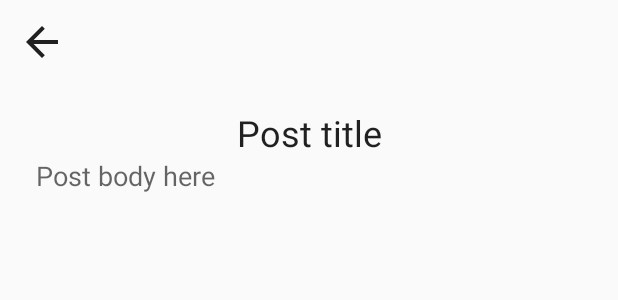
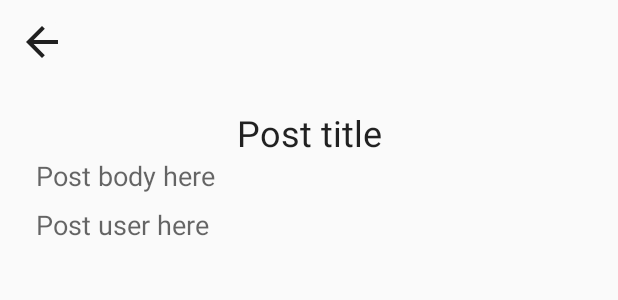
Before and after one commit to annalieks/socialnet, an Android app: the layout fragment_post_detail.xml on its own in the app's theme, with its tools: preview values and no code run, on a phone screen of 412 x 824 dp. Shown: the top 300 px of the screen. Run offline under Robolectric (Android 15) with nearby library versions, the phone set to English and light mode, and no system bars.

Commit message:
Fix layout

```diff
--- a/app/src/main/res/layout/fragment_post_detail.xml
+++ b/app/src/main/res/layout/fragment_post_detail.xml
@@ -73,7 +73,7 @@
 
                 <TextView
                     android:id="@+id/post_detail_title"
-                    android:layout_width="match_parent"
+                    android:layout_width="0dp"
                     android:layout_height="wrap_content"
                     android:layout_marginStart="@dimen/margin_small"
                     android:layout_marginEnd="@dimen/margin_small"
@@ -83,6 +83,7 @@
                     android:text="@{viewModel.post.title}"
                     android:textAppearance="?attr/textAppearanceHeadline5"
                     app:layout_constraintEnd_toEndOf="parent"
+                    app:layout_constraintHeight_default="wrap"
                     app:layout_constraintHorizontal_bias="1.0"
                     app:layout_constraintStart_toStartOf="parent"
                     app:layout_constraintTop_toTopOf="parent"
@@ -91,17 +92,31 @@
                 <TextView
                     android:id="@+id/post_body"
                     style="?android:attr/textAppearanceMedium"
-                    android:layout_width="0dp"
+                    android:layout_width="match_parent"
                     android:layout_height="wrap_content"
                     android:layout_marginStart="@dimen/margin_small"
                     android:layout_marginEnd="@dimen/margin_small"
-                    android:minHeight="@dimen/post_description_min_height"
                     android:textIsSelectable="true"
                     app:layout_constraintEnd_toEndOf="parent"
                     app:layout_constraintStart_toStartOf="parent"
                     app:layout_constraintTop_toBottomOf="@id/post_detail_title"
                     app:renderHtml="@{viewModel.post.body}"
                     tools:text="Post body here" />
+
+                <TextView
+                    android:id="@+id/post_user"
+                    style="?android:attr/textAppearanceMedium"
+                    android:layout_width="match_parent"
+                    android:layout_height="wrap_content"
+                    android:layout_marginStart="@dimen/margin_small"
+                    android:layout_marginEnd="@dimen/margin_small"
+                    android:layout_marginTop="@dimen/margin_small"
+                    android:textIsSelectable="true"
+                    app:layout_constraintEnd_toEndOf="parent"
+                    app:layout_constraintStart_toStartOf="parent"
+                    app:layout_constraintTop_toBottomOf="@id/post_body"
+                    app:renderHtml="@{viewModel.user.name}"
+                    tools:text="Post user here" />
 
                 <androidx.constraintlayout.widget.Guideline
                     android:id="@+id/guideline"
--- a/app/src/main/res/values/dimens.xml
+++ b/app/src/main/res/values/dimens.xml
@@ -22,7 +22,7 @@
 
     <dimen name="my_posts_header_margin">72dp</dimen>
 
-    <dimen name="post_description_min_height">555dp</dimen>
+    <dimen name="post_description_min_height">300dp</dimen>
 
 
 </resources>
```
